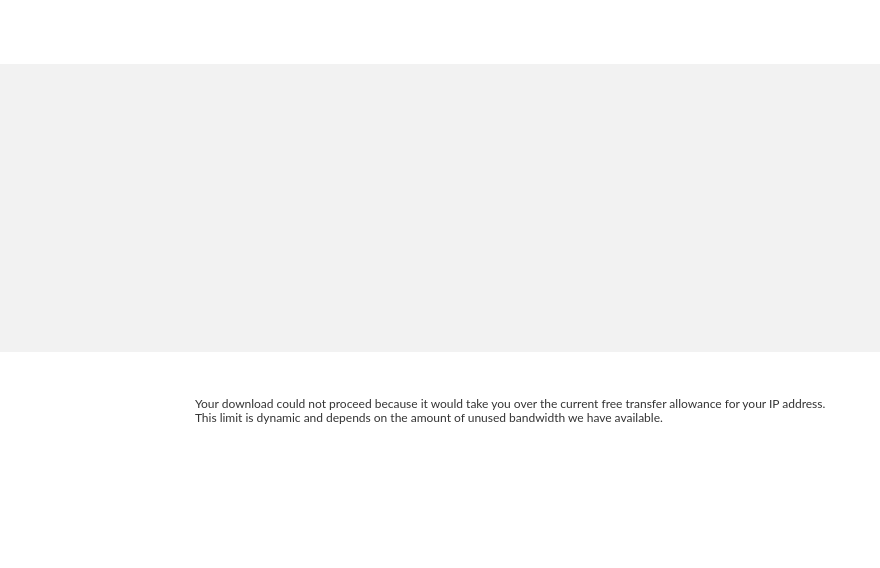
Above: src/MEGASync/gui/linux/UpgradeDialog.ui from meganz/MEGAsync before the change. Below: the same form after it.
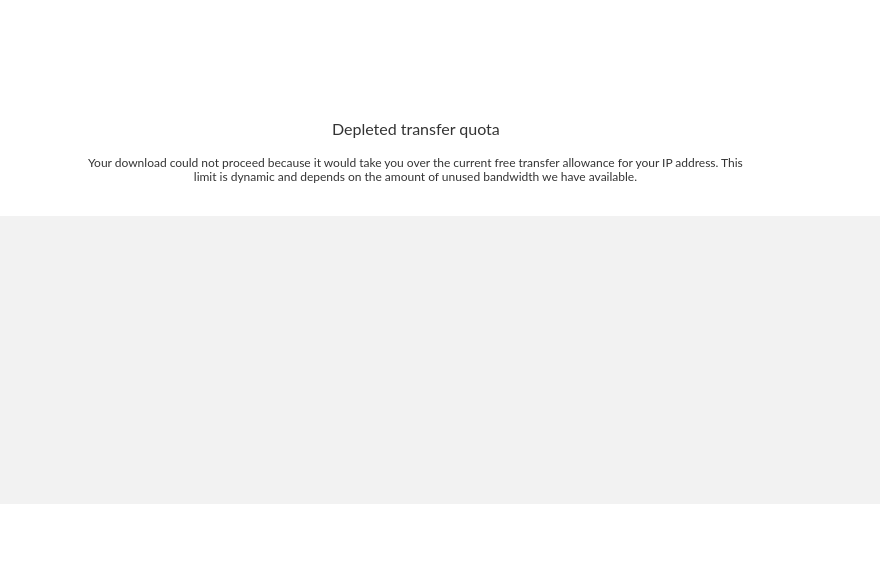
That is the form after the change. Icons and pictures are not drawn.

Commit message: [UX] Modify transfer overquota dialog design according with new design.

```diff
--- a/src/MEGASync/gui/linux/UpgradeDialog.ui
+++ b/src/MEGASync/gui/linux/UpgradeDialog.ui
@@ -30,14 +30,14 @@
 {
 	background-color: #FFFFFF;
 }
-#lDescRecommendation, #lDescInfo
+#lDescRecommendation, #labelInfo
 {
     color: #333333;
 	font-family: Lato;
 	font-size: 12px;
 	line-height: 20px;
 }
-#lRemainingTime
+#labelRemainingTime
 {
   font-family: Lato;
   font-size: 14px;
@@ -61,119 +61,10 @@
     <number>0</number>
    </property>
    <item>
-    <widget class="QWidget" name="wHeader" native="true">
+    <widget class="QWidget" name="widgetHeader" native="true">
      <property name="minimumSize">
       <size>
        <width>0</width>
-       <height>64</height>
-      </size>
-     </property>
-     <property name="maximumSize">
-      <size>
-       <width>16777215</width>
-       <height>64</height>
-      </size>
-     </property>
-     <layout class="QHBoxLayout" name="horizontalLayout_2">
-      <property name="spacing">
-       <number>0</number>
-      </property>
-      <property name="leftMargin">
-       <number>0</number>
-      </property>
-      <property name="topMargin">
-       <number>0</number>
-      </property>
-      <property name="rightMargin">
-       <number>0</number>
-      </property>
-      <property name="bottomMargin">
-       <number>0</number>
-      </property>
-      <item>
-       <spacer name="horizontalSpacer">
-        <property name="orientation">
-         <enum>Qt::Horizontal</enum>
-        </property>
-        <property name="sizeHint" stdset="0">
-         <size>
-          <width>40</width>
-          <height>20</height>
-         </size>
-        </property>
-       </spacer>
-      </item>
-      <item>
-       <widget class="QLabel" name="lRemainingTime">
-        <property name="minimumSize">
-         <size>
-          <width>675</width>
-          <height>40</height>
-         </size>
-        </property>
-        <property name="maximumSize">
-         <size>
-          <width>16777215</width>
-          <height>40</height>
-         </size>
-        </property>
-        <property name="lineWidth">
-         <number>2</number>
-        </property>
-        <property name="text">
-         <string/>
-        </property>
-        <property name="alignment">
-         <set>Qt::AlignCenter</set>
-        </property>
-        <property name="wordWrap">
-         <bool>true</bool>
-        </property>
-       </widget>
-      </item>
-      <item>
-       <spacer name="horizontalSpacer_2">
-        <property name="orientation">
-         <enum>Qt::Horizontal</enum>
-        </property>
-        <property name="sizeHint" stdset="0">
-         <size>
-          <width>40</width>
-          <height>20</height>
-         </size>
-        </property>
-       </spacer>
-      </item>
-     </layout>
-    </widget>
-   </item>
-   <item>
-    <widget class="QWidget" name="wPlans" native="true">
-     <property name="minimumSize">
-      <size>
-       <width>0</width>
-       <height>288</height>
-      </size>
-     </property>
-     <property name="maximumSize">
-      <size>
-       <width>16777215</width>
-       <height>288</height>
-      </size>
-     </property>
-     <property name="styleSheet">
-      <string notr="true">#wPlans
-{
-  background-color: #F2F2F2;
-}</string>
-     </property>
-    </widget>
-   </item>
-   <item>
-    <widget class="QWidget" name="wBottom" native="true">
-     <property name="minimumSize">
-      <size>
-       <width>0</width>
        <height>216</height>
       </size>
      </property>
@@ -183,84 +74,18 @@
        <height>216</height>
       </size>
      </property>
-     <layout class="QHBoxLayout" name="horizontalLayout">
-      <property name="spacing">
-       <number>0</number>
-      </property>
-      <property name="leftMargin">
-       <number>0</number>
-      </property>
-      <property name="rightMargin">
-       <number>48</number>
-      </property>
-      <item>
-       <widget class="QWidget" name="wIcon" native="true">
-        <property name="minimumSize">
-         <size>
-          <width>195</width>
-          <height>0</height>
-         </size>
-        </property>
-        <property name="maximumSize">
-         <size>
-          <width>195</width>
-          <height>16777215</height>
-         </size>
-        </property>
-        <layout class="QHBoxLayout" name="horizontalLayout_4">
-         <property name="spacing">
-          <number>0</number>
-         </property>
-         <property name="leftMargin">
-          <number>0</number>
-         </property>
-         <property name="topMargin">
-          <number>0</number>
-         </property>
-         <property name="rightMargin">
-          <number>0</number>
-         </property>
-         <property name="bottomMargin">
-          <number>23</number>
-         </property>
-         <item>
           <layout class="QVBoxLayout" name="verticalLayout_3">
            <property name="spacing">
             <number>0</number>
            </property>
-           <item>
-            <spacer name="verticalSpacer">
-             <property name="orientation">
-              <enum>Qt::Vertical</enum>
-             </property>
-             <property name="sizeHint" stdset="0">
-              <size>
-               <width>20</width>
-               <height>40</height>
-              </size>
-             </property>
-            </spacer>
-           </item>
-           <item>
-            <layout class="QHBoxLayout" name="horizontalLayout_3">
-             <property name="spacing">
+      <property name="leftMargin">
               <number>0</number>
              </property>
-             <item>
-              <spacer name="horizontalSpacer_3">
-               <property name="orientation">
-                <enum>Qt::Horizontal</enum>
-               </property>
-               <property name="sizeHint" stdset="0">
-                <size>
-                 <width>40</width>
-                 <height>20</height>
-                </size>
-               </property>
-              </spacer>
-             </item>
-             <item>
-              <widget class="QToolButton" name="wIconImage">
+      <property name="rightMargin">
+       <number>48</number>
+      </property>
+      <item alignment="Qt::AlignHCenter">
+       <widget class="QToolButton" name="toolButtonIconImage">
                <property name="minimumSize">
                 <size>
                  <width>94</width>
@@ -277,7 +102,7 @@
                 <enum>Qt::NoFocus</enum>
                </property>
                <property name="styleSheet">
-                <string notr="true">#wIconImage
+         <string notr="true">#toolButtonIconImage
 {
  border: none;
 }</string>
@@ -299,67 +124,31 @@
               </widget>
              </item>
              <item>
-              <spacer name="horizontalSpacer_4">
-               <property name="orientation">
-                <enum>Qt::Horizontal</enum>
-               </property>
-               <property name="sizeHint" stdset="0">
-                <size>
-                 <width>40</width>
-                 <height>20</height>
-                </size>
-               </property>
-              </spacer>
-             </item>
-            </layout>
-           </item>
-           <item>
-            <spacer name="verticalSpacer_2">
-             <property name="orientation">
-              <enum>Qt::Vertical</enum>
-             </property>
-             <property name="sizeHint" stdset="0">
-              <size>
-               <width>20</width>
-               <height>40</height>
-              </size>
-             </property>
-            </spacer>
-           </item>
-          </layout>
-         </item>
-        </layout>
+       <widget class="QLabel" name="labelTitle">
+        <property name="styleSheet">
+         <string notr="true">color: #333333;
+font-family: Lato;
+font-size: 16px;</string>
+        </property>
+        <property name="text">
+         <string>Depleted transfer quota</string>
+        </property>
+        <property name="alignment">
+         <set>Qt::AlignCenter</set>
+        </property>
        </widget>
       </item>
-      <item>
-       <widget class="QWidget" name="widget" native="true">
-        <layout class="QVBoxLayout" name="verticalLayout_2">
-         <property name="spacing">
-          <number>20</number>
-         </property>
-         <property name="leftMargin">
-          <number>0</number>
-         </property>
-         <property name="topMargin">
-          <number>35</number>
-         </property>
-         <property name="rightMargin">
-          <number>0</number>
-         </property>
-         <property name="bottomMargin">
-          <number>0</number>
-         </property>
-         <item>
-          <widget class="QLabel" name="lDescInfo">
+      <item alignment="Qt::AlignHCenter">
+       <widget class="QLabel" name="labelInfo">
            <property name="minimumSize">
             <size>
-             <width>0</width>
+          <width>675</width>
              <height>0</height>
             </size>
            </property>
            <property name="maximumSize">
             <size>
-             <width>16777215</width>
+          <width>675</width>
              <height>16777215</height>
             </size>
            </property>
@@ -370,52 +159,94 @@
             <string>Your download could not proceed because it would take you over the current free transfer allowance for your IP address. This limit is dynamic and depends on the amount of unused bandwidth we have available.</string>
            </property>
            <property name="alignment">
-            <set>Qt::AlignLeading|Qt::AlignLeft|Qt::AlignTop</set>
+         <set>Qt::AlignHCenter|Qt::AlignTop</set>
            </property>
            <property name="wordWrap">
             <bool>true</bool>
            </property>
           </widget>
          </item>
+     </layout>
+    </widget>
+   </item>
          <item>
-          <widget class="QLabel" name="lDescRecommendation">
+    <widget class="QWidget" name="wPlans" native="true">
            <property name="minimumSize">
             <size>
              <width>0</width>
-             <height>0</height>
+       <height>288</height>
             </size>
            </property>
            <property name="maximumSize">
             <size>
              <width>16777215</width>
-             <height>16777215</height>
-            </size>
+       <height>288</height>
+      </size>
+     </property>
+     <property name="styleSheet">
+      <string notr="true">#wPlans
+{
+  background-color: #F2F2F2;
+}</string>
+     </property>
+    </widget>
+   </item>
+   <item>
+    <widget class="QWidget" name="widgetFooter" native="true">
+     <property name="minimumSize">
+      <size>
+       <width>0</width>
+       <height>64</height>
+      </size>
+     </property>
+     <property name="maximumSize">
+      <size>
+       <width>16777215</width>
+       <height>64</height>
+      </size>
+     </property>
+     <layout class="QHBoxLayout" name="horizontalLayout_2">
+      <property name="spacing">
+       <number>0</number>
+      </property>
+      <property name="leftMargin">
+       <number>0</number>
+      </property>
+      <property name="topMargin">
+       <number>0</number>
+      </property>
+      <property name="rightMargin">
+       <number>0</number>
+      </property>
+      <property name="bottomMargin">
+       <number>0</number>
+      </property>
+      <item alignment="Qt::AlignHCenter">
+       <widget class="QLabel" name="labelRemainingTime">
+        <property name="minimumSize">
+         <size>
+          <width>675</width>
+          <height>40</height>
+         </size>
+        </property>
+        <property name="maximumSize">
+         <size>
+          <width>16777215</width>
+          <height>40</height>
+         </size>
+        </property>
+        <property name="lineWidth">
+         <number>2</number>
            </property>
            <property name="text">
             <string/>
            </property>
            <property name="alignment">
-            <set>Qt::AlignLeading|Qt::AlignLeft|Qt::AlignTop</set>
+         <set>Qt::AlignCenter</set>
            </property>
            <property name="wordWrap">
             <bool>true</bool>
            </property>
-          </widget>
-         </item>
-         <item>
-          <spacer name="verticalSpacer_4">
-           <property name="orientation">
-            <enum>Qt::Vertical</enum>
-           </property>
-           <property name="sizeHint" stdset="0">
-            <size>
-             <width>20</width>
-             <height>40</height>
-            </size>
-           </property>
-          </spacer>
-         </item>
-        </layout>
        </widget>
       </item>
      </layout>
```
Lines whose indentation alone changed are shown as unchanged. The commit also changes 3 other files.
